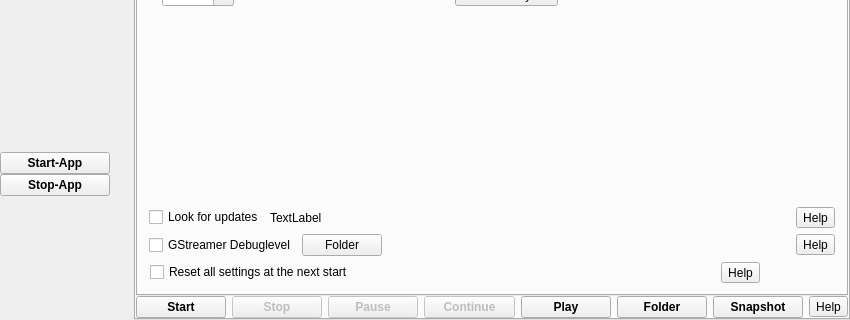
Above: src/formMainWindow.ui from vkohaupt/vokoscreenNG before the change; both pictures show x 0 to 850 and y 240 to 560 of the 850 by 560 pixel window. Below: the same form after it.
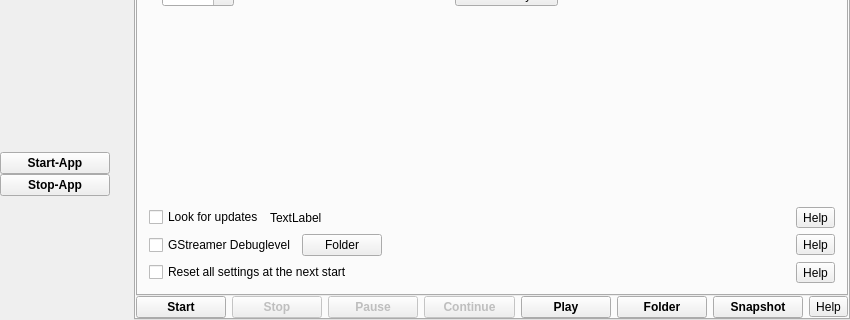
That is the form after the change. The open tabs and pages were chosen to show the change. Icons and pictures are not drawn.

Commit message: PushButtons: Not clearly visible under Gnome whether it is on or off

What changed in the file:
```diff
--- a/src/formMainWindow.ui
+++ b/src/formMainWindow.ui
@@ -2290,15 +2290,7 @@
                 </property>
                </widget>
               </item>
-              <item row="14" column="0">
-               <layout class="QGridLayout" name="gridLayout_9" rowstretch="0,0,0" columnstretch="0,0,0">
-                <property name="leftMargin">
-                 <number>1</number>
-                </property>
-                <property name="verticalSpacing">
-                 <number>0</number>
-                </property>
-                <item row="2" column="2">
+              <item row="14" column="2">
                  <widget class="QToolButton" name="help_screencast_deleteallsettings">
                   <property name="toolTip">
                    <string>Help</string>
@@ -2308,9 +2300,7 @@
                   </property>
                  </widget>
                 </item>
-                <item row="2" column="0" colspan="2">
-                 <layout class="QHBoxLayout" name="horizontalLayout_13">
-                  <item>
+              <item row="14" column="0">
                    <widget class="QCheckBox" name="checkBoxResetAtNextStart">
                     <property name="text">
                      <string>Reset all settings at the next start</string>
@@ -2320,10 +2310,6 @@
                  </layout>
                 </item>
                </layout>
-              </item>
-             </layout>
-            </item>
-           </layout>
           </widget>
           <widget class="QWidget" name="tabTimer">
            <attribute name="icon">
```
Left out of the diff: 10 changed lines with no effect on the pictures. Lines whose indentation alone changed are shown as unchanged. The commit also changes 1 other file.
